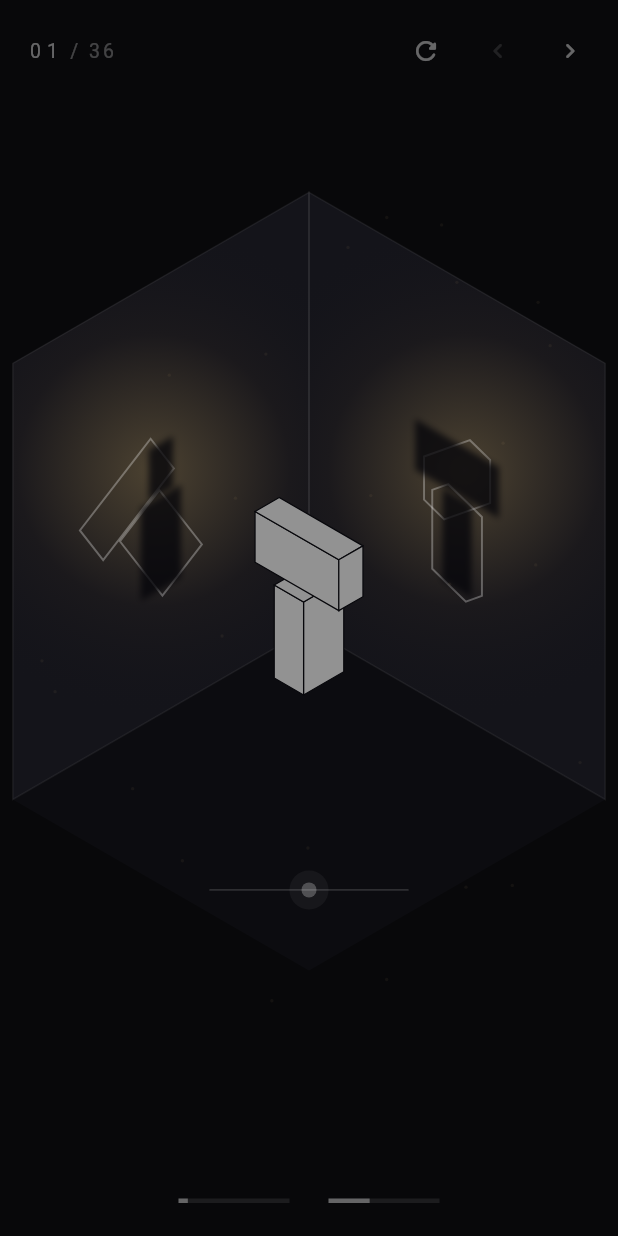
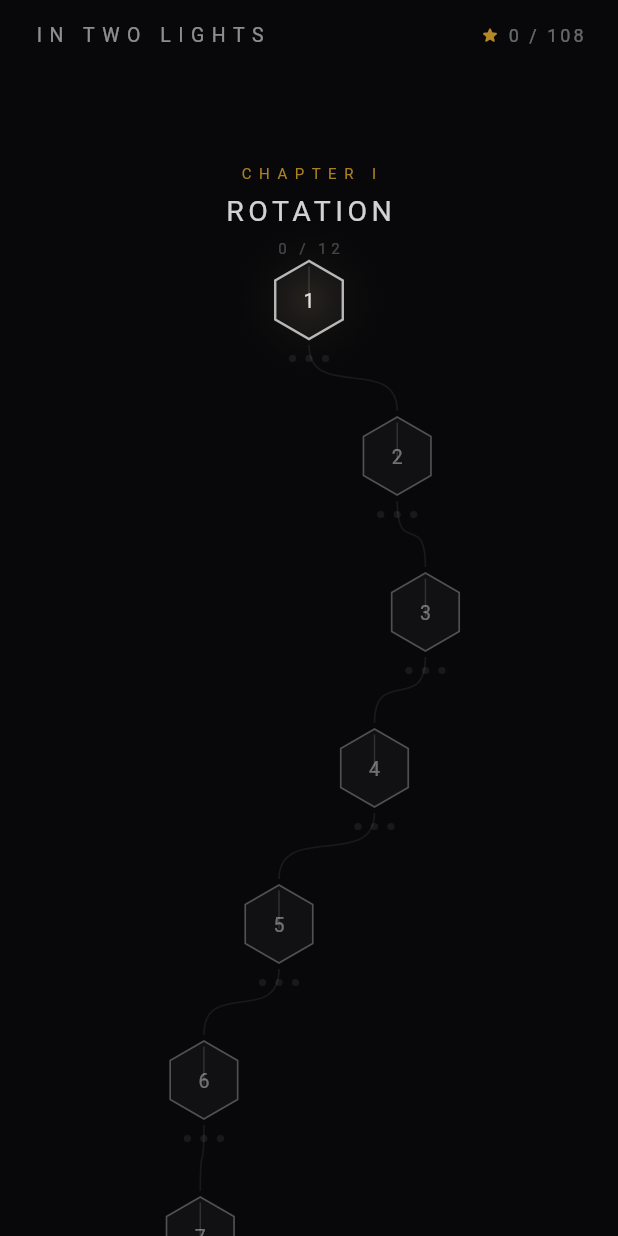
Before and after one commit to jhereeDev/intwolight, a Flutter app: the screen it shows after launch, on a phone screen of 412 x 824 dp. Run offline on Flutter 3.47's test engine with Material 3 defaults, Android fonts, the phone set to English and light mode, and no system bars; our stand-ins replace shared_preferences.

Commit message:
Progression: level map, chapters, and stars earned on precision
Best Game is judged on "unique experience/progression" and the game had
prev/next arrows and nothing else.

lib/progress.dart
- chapter model read off levels.g.dart rather than assumed. Real
  boundaries: I = 1-12 (no joint), II = 13-27 (one), III = 28-36 (one and
  two, mixed). The earlier note claiming a clean 0/1/2 split was wrong
  about chapter III, and the first joint is at level 13, not early.
- stars on PRECISION, not speed: scored on the weaker of the two walls at
  0.92 / 0.955 / 0.985. A timer would turn a contemplative puzzle into a
  twitch one.
- recorded continuously while solved, so easing further into the basin
  earns the third star; best-of, so a sloppy replay cannot cost one.
- shared_preferences for persistence.

lib/map_screen.dart
- the room silhouette is a hexagon in isometric, so each node is a
  miniature of its own room, seam and all. The map is a chain of little
  corners rather than a row of numbered circles.
- solved rooms lit amber, current room haloed, locked state rendered but
  unused. Opens scrolled to where you are.

main.dart takes a level index; arrows replaced by back-to-map, reset, and
a next that only lights once solved. Stars appear in the HUD only once
earned. Map/room transition is a fade, not a slide — same space, two
scales.

Chapters are deliberately NOT skill-gated. chapterLocked() returns false
everywhere: the gate is meant to be commercial (the one-time RevenueCat
chapter unlock at M3), so a skill gate would only be torn out. It also
keeps levels 6/12/13 reachable for the outstanding difficulty check.

android/gradle.properties: kotlin.incremental=false. Adding the plugin
surfaced a Windows failure where a killed Gradle build corrupts the Kotlin
incremental cache and every later build fails with "Could not close
incremental caches" — deleting the cache does not help because a stale
daemon holds the locks. The only Kotlin here is plugin glue.

Tests 10 -> 14: chapters tile the level set, chapter boundaries actually
track hinge count, star cuts are ordered and sit at or above the solve
threshold, and best-of semantics hold.

Co-Authored-By: Claude Opus 5 (1M context) <noreply@anthropic.com>

```diff
--- a/lib/main.dart
+++ b/lib/main.dart
@@ -6,12 +6,19 @@ import 'package:flutter/services.dart';
 import 'geom.dart';
 import 'level.dart';
 import 'levels.g.dart';
+import 'map_screen.dart';
+import 'progress.dart';
 import 'scene.dart';
 
-void main() => runApp(const InTwoLightsApp());
+Future<void> main() async {
+  WidgetsFlutterBinding.ensureInitialized();
+  runApp(InTwoLightsApp(progress: await Progress.load()));
+}
 
 class InTwoLightsApp extends StatelessWidget {
-  const InTwoLightsApp({super.key});
+  const InTwoLightsApp({super.key, required this.progress});
+
+  final Progress progress;
 
   @override
   Widget build(BuildContext context) => MaterialApp(
@@ -20,12 +27,31 @@ class InTwoLightsApp extends StatelessWidget {
         theme: ThemeData.dark(useMaterial3: true).copyWith(
           scaffoldBackgroundColor: const Color(0xFF08080A),
         ),
-        home: const PlayScreen(),
+        home: Builder(
+          builder: (context) => MapScreen(
+            progress: progress,
+            onPlay: (i) => Navigator.of(context).push<void>(
+              PageRouteBuilder(
+                transitionDuration: const Duration(milliseconds: 420),
+                reverseTransitionDuration: const Duration(milliseconds: 300),
+                // Fade, not slide. The map and the room are the same space at
+                // two scales, so sliding between them would read as a lie.
+                pageBuilder: (_, a, _) => FadeTransition(
+                  opacity: a,
+                  child: PlayScreen(index: i, progress: progress),
+                ),
+              ),
+            ),
+          ),
+        ),
       );
 }
 
 class PlayScreen extends StatefulWidget {
-  const PlayScreen({super.key});
+  const PlayScreen({super.key, required this.index, required this.progress});
+
+  final int index;
+  final Progress progress;
 
   @override
   State<PlayScreen> createState() => _PlayScreenState();
@@ -33,9 +59,9 @@ class PlayScreen extends StatefulWidget {
 
 class _PlayScreenState extends State<PlayScreen>
     with SingleTickerProviderStateMixin {
-  int _index = 0;
+  late int _index = widget.index;
   Pose _pose = const Pose(0, 0, 0);
-  late LevelRuntime _rt = LevelRuntime(generatedLevels[0]);
+  late LevelRuntime _rt = LevelRuntime(generatedLevels[widget.index]);
 
   /// Eases the whole scene between "cold" and "lit" so solving is a moment
   /// rather than a state flip.
@@ -83,6 +109,12 @@ class _PlayScreenState extends State<PlayScreen>
     } else if (!score.solved && _wasSolved) {
       _wasSolved = false;
       _glow.reverse();
+    }
+    // Record continuously while solved, so easing further into the basin
+    // earns the third star. Stars are precision, not speed — there is no
+    // reason to punish someone for keeping at it.
+    if (score.solved) {
+      widget.progress.record(_index, math.min(score.a, score.b));
     }
     setState(() => _pose = p);
   }
@@ -140,7 +172,10 @@ class _PlayScreenState extends State<PlayScreen>
               glow: g,
               hinge: lv.hasHinge ? _pose.hinge : null,
               onHinge: (v) => _apply(Pose(_pose.yaw, _pose.pitch, v)),
-              onPrev: _index > 0 ? () => _load(_index - 1) : null,
+              stars: score.solved
+                  ? starsForScore(math.min(score.a, score.b))
+                  : 0,
+              onBack: () => Navigator.of(context).pop(),
               onNext: _index < generatedLevels.length - 1
                   ? () => _load(_index + 1)
                   : null,
@@ -234,18 +269,20 @@ class _Hud extends StatelessWidget {
     required this.glow,
     required this.hinge,
     required this.onHinge,
-    required this.onPrev,
+    required this.stars,
+    required this.onBack,
     required this.onNext,
     required this.onReset,
   });
 
   final int index, total;
   final double a, b, glow;
+  final int stars;
 
   /// null when the level has no joint — the control simply isn't there.
   final double? hinge;
   final ValueChanged<double> onHinge;
-  final VoidCallback? onPrev, onNext, onReset;
+  final VoidCallback? onBack, onNext, onReset;
 
   @override
   Widget build(BuildContext context) {
@@ -255,6 +292,9 @@ class _Hud extends StatelessWidget {
           padding: const EdgeInsets.fromLTRB(18, 10, 8, 0),
           child: Row(
             children: [
+              _GhostButton(
+                  icon: Icons.keyboard_arrow_left_rounded, onTap: onBack),
+              const SizedBox(width: 2),
               Text(
                 '${index + 1}'.padLeft(2, '0'),
                 style: TextStyle(
@@ -270,9 +310,19 @@ class _Hud extends StatelessWidget {
                     fontSize: 13, letterSpacing: 2, color: Colors.white24),
               ),
               const Spacer(),
+              // Stars appear only once earned — nothing to taunt you with
+              // while you're still working.
+              for (var s = 0; s < stars; s++)
+                const Padding(
+                  padding: EdgeInsets.only(left: 5),
+                  child: Icon(Icons.star_rounded,
+                      size: 13, color: Color(0xFFE0A82E)),
+                ),
+              const SizedBox(width: 8),
               _GhostButton(icon: Icons.refresh_rounded, onTap: onReset),
-              _GhostButton(icon: Icons.chevron_left_rounded, onTap: onPrev),
-              _GhostButton(icon: Icons.chevron_right_rounded, onTap: onNext),
+              _GhostButton(
+                  icon: Icons.chevron_right_rounded,
+                  onTap: glow > 0.9 ? onNext : null),
             ],
           ),
         ),
--- /dev/null
+++ b/lib/map_screen.dart
@@ -0,0 +1,344 @@
+import 'dart:math' as math;
+import 'dart:ui' as ui;
+
+import 'package:flutter/material.dart';
+
+import 'levels.g.dart';
+import 'progress.dart';
+
+const _bg = Color(0xFF08080A);
+const _amber = Color(0xFFE0A82E);
+const _warm = Color(0xFFFFD68C);
+
+const double _spacing = 104;
+const double _headerH = 104;
+const double _topPad = 96;
+const double _botPad = 120;
+
+/// Where every node sits. Shared by the painter and the hit test so they can
+/// never disagree — the commonest way a hand-drawn map goes subtly wrong.
+class MapLayout {
+  MapLayout(this.width);
+  final double width;
+
+  double _headersBefore(int i) => (chapterOf(i) + 1) * _headerH;
+
+  Offset nodeAt(int i) => Offset(
+        width / 2 + math.sin(i * 0.85) * width * 0.19,
+        _topPad + _headersBefore(i) + i * _spacing,
+      );
+
+  /// y of the chapter [c] title block.
+  double headerY(int c) =>
+      _topPad + c * _headerH + chapterStarts[c] * _spacing + _headerH * 0.35;
+
+  double get contentHeight =>
+      nodeAt(generatedLevels.length - 1).dy + _botPad;
+
+  int? hit(Offset p) {
+    for (var i = 0; i < generatedLevels.length; i++) {
+      if ((nodeAt(i) - p).distance <= 38) return i;
+    }
+    return null;
+  }
+}
+
+class MapScreen extends StatefulWidget {
+  const MapScreen({super.key, required this.progress, required this.onPlay});
+
+  final Progress progress;
+
+  /// Returns the level index chosen; the caller pushes the play screen.
+  final Future<void> Function(int index) onPlay;
+
+  @override
+  State<MapScreen> createState() => MapScreenState();
+}
+
+class MapScreenState extends State<MapScreen> {
+  final _scroll = ScrollController();
+
+  @override
+  void initState() {
+    super.initState();
+    WidgetsBinding.instance.addPostFrameCallback((_) => _centreOnCurrent());
+  }
+
+  @override
+  void dispose() {
+    _scroll.dispose();
+    super.dispose();
+  }
+
+  int get _current {
+    for (var i = 0; i < generatedLevels.length; i++) {
+      if (!widget.progress.solved(i)) return i;
+    }
+    return generatedLevels.length - 1;
+  }
+
+  void _centreOnCurrent() {
+    if (!_scroll.hasClients) return;
+    final l = MapLayout(MediaQuery.sizeOf(context).width);
+    final target = l.nodeAt(_current).dy - MediaQuery.sizeOf(context).height * 0.45;
+    _scroll.jumpTo(target.clamp(0, _scroll.position.maxScrollExtent));
+  }
+
+  @override
+  Widget build(BuildContext context) {
+    final layout = MapLayout(MediaQuery.sizeOf(context).width);
+
+    return Scaffold(
+      backgroundColor: _bg,
+      body: SafeArea(
+        child: Stack(
+          children: [
+            SingleChildScrollView(
+              controller: _scroll,
+              child: GestureDetector(
+                behavior: HitTestBehavior.opaque,
+                onTapUp: (d) async {
+                  final i = layout.hit(d.localPosition);
+                  if (i == null) return;
+                  if (widget.progress.chapterLocked(chapterOf(i))) return;
+                  await widget.onPlay(i);
+                  if (mounted) setState(() {});
+                },
+                child: SizedBox(
+                  width: layout.width,
+                  height: layout.contentHeight,
+                  child: CustomPaint(
+                    painter: _MapPainter(
+                      layout: layout,
+                      progress: widget.progress,
+                      current: _current,
+                    ),
+                  ),
+                ),
+              ),
+            ),
+            IgnorePointer(
+              child: Container(
+                height: 90,
+                decoration: const BoxDecoration(
+                  gradient: LinearGradient(
+                    begin: Alignment.topCenter,
+                    end: Alignment.bottomCenter,
+                    colors: [_bg, Color(0x0008080A)],
+                  ),
+                ),
+                alignment: Alignment.topLeft,
+                padding: const EdgeInsets.fromLTRB(22, 14, 22, 0),
+                child: Row(
+                  children: [
+                    const Text(
+                      'IN TWO LIGHTS',
+                      style: TextStyle(
+                          fontSize: 13,
+                          letterSpacing: 5,
+                          color: Colors.white54),
+                    ),
+                    const Spacer(),
+                    Icon(Icons.star_rounded,
+                        size: 13, color: _amber.withValues(alpha: 0.8)),
+                    const SizedBox(width: 5),
+                    Text(
+                      '${widget.progress.totalStars}'
+                      ' / ${generatedLevels.length * 3}',
+                      style: const TextStyle(
+                          fontSize: 12, letterSpacing: 2, color: Colors.white38),
+                    ),
+                  ],
+                ),
+              ),
+            ),
+          ],
+        ),
+      ),
+    );
+  }
+}
+
+class _MapPainter extends CustomPainter {
+  _MapPainter({
+    required this.layout,
+    required this.progress,
+    required this.current,
+  });
+
+  final MapLayout layout;
+  final Progress progress;
+  final int current;
+
+  @override
+  void paint(Canvas canvas, Size size) {
+    canvas.drawRect(Offset.zero & size, Paint()..color = _bg);
+
+    // The thread between rooms.
+    final thread = Paint()
+      ..style = PaintingStyle.stroke
+      ..strokeWidth = 1.1
+      ..color = Colors.white.withValues(alpha: 0.07);
+    for (var i = 0; i < generatedLevels.length - 1; i++) {
+      if (chapterOf(i) != chapterOf(i + 1)) continue;
+      final a = layout.nodeAt(i), b = layout.nodeAt(i + 1);
+      final path = Path()
+        ..moveTo(a.dx, a.dy + 30)
+        ..cubicTo(a.dx, a.dy + 68, b.dx, b.dy - 68, b.dx, b.dy - 30);
+      canvas.drawPath(path, thread);
+    }
+
+    for (var c = 0; c < chapterStarts.length; c++) {
+      _chapterHeader(canvas, size, c);
+    }
+    for (var i = 0; i < generatedLevels.length; i++) {
+      _room(canvas, i);
+    }
+  }
+
+  void _chapterHeader(Canvas canvas, Size size, int c) {
+    final y = layout.headerY(c);
+    final locked = progress.chapterLocked(c);
+    final done = progress.solvedInChapter(c);
+    final total = chapterEnd(c) - chapterStarts[c];
+
+    _text(
+      canvas,
+      'CHAPTER ${'I' * (c + 1)}',
+      Offset(size.width / 2, y - 16),
+      TextStyle(
+          fontSize: 10,
+          letterSpacing: 5,
+          color: _amber.withValues(alpha: locked ? 0.25 : 0.75)),
+    );
+    _text(
+      canvas,
+      chapterNames[c],
+      Offset(size.width / 2, y + 8),
+      TextStyle(
+          fontSize: 19,
+          letterSpacing: 3,
+          color: Colors.white.withValues(alpha: locked ? 0.2 : 0.82)),
+    );
+    _text(
+      canvas,
+      locked ? 'LOCKED' : '$done / $total',
+      Offset(size.width / 2, y + 34),
+      const TextStyle(fontSize: 10, letterSpacing: 3, color: Colors.white24),
+    );
+
+    // Above the title, not below it — below puts the rule straight through the
+    // chapter's first room.
+    if (c > 0) {
+      final rule = Paint()
+        ..color = Colors.white.withValues(alpha: 0.07)
+        ..strokeWidth = 1;
+      canvas.drawLine(Offset(size.width * 0.34, y - 46),
+          Offset(size.width * 0.66, y - 46), rule);
+    }
+  }
+
+  /// Each node is a miniature of the room the level is played in — the map is
+  /// a chain of little corners rather than a row of numbered circles.
+  void _room(Canvas canvas, int i) {
+    final o = layout.nodeAt(i);
+    final solved = progress.solved(i);
+    final locked = progress.chapterLocked(chapterOf(i));
+    final isCurrent = i == current && !solved && !locked;
+    const r = 26.0;
+
+    final hex = Path();
+    for (var v = 0; v < 6; v++) {
+      final a = math.pi / 2 + v * math.pi / 3;
+      final p = Offset(o.dx + math.cos(a) * r, o.dy - math.sin(a) * r);
+      v == 0 ? hex.moveTo(p.dx, p.dy) : hex.lineTo(p.dx, p.dy);
+    }
+    hex.close();
+
+    if (isCurrent || solved) {
+      canvas.drawCircle(
+        o,
+        r * 2.1,
+        Paint()
+          ..shader = ui.Gradient.radial(o, r * 2.1, [
+            (solved ? _amber : _warm).withValues(alpha: solved ? 0.13 : 0.09),
+            const Color(0x0008080A),
+          ], [
+            0.0,
+            1.0
+          ]),
+      );
+    }
+
+    canvas.drawPath(
+      hex,
+      Paint()
+        ..color = solved
+            ? _amber.withValues(alpha: 0.16)
+            : Colors.white.withValues(alpha: locked ? 0.015 : 0.035),
+    );
+    canvas.drawPath(
+      hex,
+      Paint()
+        ..style = PaintingStyle.stroke
+        ..strokeWidth = isCurrent ? 1.6 : 1.1
+        ..color = solved
+            ? _amber.withValues(alpha: 0.85)
+            : Colors.white.withValues(alpha: locked ? 0.10 : (isCurrent ? 0.7 : 0.28)),
+    );
+
+    // The seam, so the glyph reads as a corner and not just a hexagon.
+    canvas.drawLine(
+      Offset(o.dx, o.dy - r * 0.86),
+      Offset(o.dx, o.dy + r * 0.12),
+      Paint()
+        ..strokeWidth = 1
+        ..color = Colors.white
+            .withValues(alpha: locked ? 0.05 : (solved ? 0.22 : 0.13)),
+    );
+
+    if (locked) {
+      _text(canvas, '·', o.translate(0, 1),
+          const TextStyle(fontSize: 20, color: Colors.white24));
+      return;
+    }
+
+    _text(
+      canvas,
+      '${i + 1}',
+      o.translate(0, 1),
+      TextStyle(
+        fontSize: 13,
+        letterSpacing: 1,
+        color: solved
+            ? _warm.withValues(alpha: 0.95)
+            : Colors.white.withValues(alpha: isCurrent ? 0.85 : 0.4),
+      ),
+    );
+
+    // Three marks below, filled by precision.
+    final stars = progress.starsOf(i);
+    for (var s = 0; s < 3; s++) {
+      final p = Offset(o.dx + (s - 1) * 11, o.dy + r + 13);
+      canvas.drawCircle(
+        p,
+        2.4,
+        Paint()
+          ..color = s < stars
+              ? _amber
+              : Colors.white.withValues(alpha: solved ? 0.14 : 0.07),
+      );
+    }
+  }
+
+  void _text(Canvas canvas, String s, Offset centre, TextStyle style) {
+    final tp = TextPainter(
+      text: TextSpan(text: s, style: style),
+      textDirection: TextDirection.ltr,
+    )..layout();
+    tp.paint(canvas, centre - Offset(tp.width / 2, tp.height / 2));
+  }
+
+  @override
+  bool shouldRepaint(_MapPainter old) => true;
+}
--- /dev/null
+++ b/lib/progress.dart
@@ -0,0 +1,95 @@
+import 'package:shared_preferences/shared_preferences.dart';
+
+import 'levels.g.dart';
+
+/// Chapter boundaries, derived from how many joints the sculptures have.
+/// Read off levels.g.dart rather than assumed: 1–12 have no hinge, 13–27 have
+/// one, 28–36 mix one and two. Note that makes chapter 3 *mixed*, not "two
+/// hinges" as the early notes claimed.
+const chapterStarts = [0, 12, 27];
+
+const chapterNames = ['ROTATION', 'THE JOINT', 'TWO JOINTS'];
+
+int chapterOf(int levelIndex) {
+  for (var c = chapterStarts.length - 1; c >= 0; c--) {
+    if (levelIndex >= chapterStarts[c]) return c;
+  }
+  return 0;
+}
+
+int chapterEnd(int c) => c + 1 < chapterStarts.length
+    ? chapterStarts[c + 1]
+    : generatedLevels.length;
+
+/// Stars are earned on **precision, not speed** — how tightly both shadows
+/// matched, scored on the weaker of the two walls. A timer would turn a
+/// contemplative puzzle into a twitch one.
+const starCuts = [0.92, 0.955, 0.985];
+
+int starsForScore(double weakest) {
+  var s = 0;
+  for (final c in starCuts) {
+    if (weakest >= c) s++;
+  }
+  return s;
+}
+
+/// Best result per level. Absent means never solved.
+class Progress {
+  Progress(this._best);
+
+  final Map<int, double> _best;
+  static const _key = 'best_v1';
+
+  static Future<Progress> load() async {
+    final p = await SharedPreferences.getInstance();
+    final raw = p.getStringList(_key) ?? const [];
+    final map = <int, double>{};
+    for (final e in raw) {
+      final bits = e.split(':');
+      if (bits.length != 2) continue;
+      final i = int.tryParse(bits[0]);
+      final v = double.tryParse(bits[1]);
+      if (i != null && v != null) map[i] = v;
+    }
+    return Progress(map);
+  }
+
+  double bestOf(int i) => _best[i] ?? 0;
+  int starsOf(int i) => _best.containsKey(i) ? starsForScore(_best[i]!) : 0;
+  bool solved(int i) => _best.containsKey(i);
+
+  int get solvedCount => _best.length;
+
+  int get totalStars {
+    var n = 0;
+    for (final i in _best.keys) {
+      n += starsOf(i);
+    }
+    return n;
+  }
+
+  int solvedInChapter(int c) {
+    var n = 0;
+    for (var i = chapterStarts[c]; i < chapterEnd(c); i++) {
+      if (solved(i)) n++;
+    }
+    return n;
+  }
+
+  /// Chapters are **not** skill-gated. Gating here is commercial — chapters 2
+  /// and 3 become the one-time RevenueCat unlock at M3 — so this stays false
+  /// until that lands. The map already renders a locked state for it.
+  bool chapterLocked(int c) => false;
+
+  /// Keeps the better of the two, so a sloppier replay can't cost you a star.
+  Future<void> record(int i, double weakest) async {
+    if (weakest <= bestOf(i)) return;
+    _best[i] = weakest;
+    final p = await SharedPreferences.getInstance();
+    await p.setStringList(
+      _key,
+      [for (final e in _best.entries) '${e.key}:${e.value.toStringAsFixed(4)}'],
+    );
+  }
+}
--- a/pubspec.yaml
+++ b/pubspec.yaml
@@ -34,6 +34,7 @@ dependencies:
   # The following adds the Cupertino Icons font to your application.
   # Use with the CupertinoIcons class for iOS style icons.
   cupertino_icons: ^1.0.8
+  shared_preferences: ^2.5.5
 
 dev_dependencies:
   flutter_test:
```
Also changed, not shown: press/level-map.png (added), press/level06.png (added), pubspec.lock, 2 other files.
